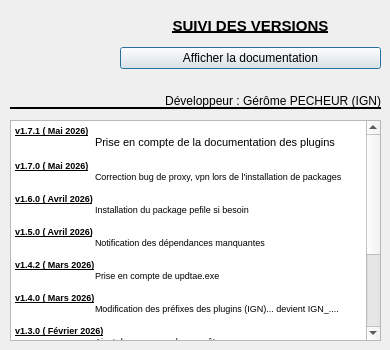
Above: aproposde.ui from IGNF/maitre-qgis-plugin before the change. Below: the same form after it.
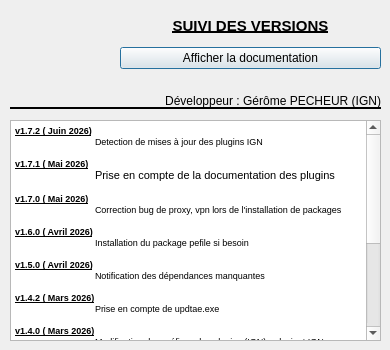
That is the form after the change. Icons and pictures are not drawn.

Commit message: modif readme et nouvelle version

```diff
--- a/aproposde.ui
+++ b/aproposde.ui
@@ -99,7 +99,10 @@
     <string>&lt;!DOCTYPE HTML PUBLIC &quot;-//W3C//DTD HTML 4.0//EN&quot; &quot;http://www.w3.org/TR/REC-html40/strict.dtd&quot;&gt;
 &lt;html&gt;&lt;head&gt;&lt;meta name=&quot;qrichtext&quot; content=&quot;1&quot; /&gt;&lt;style type=&quot;text/css&quot;&gt;
 p, li { white-space: pre-wrap; }
-&lt;/style&gt;&lt;/head&gt;&lt;body style=&quot; font-family:'MS Shell Dlg 2'; font-size:7.8pt; font-weight:400; font-style:normal;&quot;&gt;
+&lt;/style&gt;&lt;/head&gt;&lt;body style=&quot; font-family:'MS Shell Dlg 2'; font-size:8.25pt; font-weight:400; font-style:normal;&quot;&gt;
+&lt;p style=&quot; margin-top:0px; margin-bottom:0px; margin-left:0px; margin-right:0px; -qt-block-indent:0; text-indent:0px;&quot;&gt;&lt;span style=&quot; font-size:7pt; font-weight:600; text-decoration: underline;&quot;&gt;v1.7.2 ( Juin 2026)&lt;/span&gt;&lt;/p&gt;
+&lt;p style=&quot; margin-top:0px; margin-bottom:0px; margin-left:0px; margin-right:0px; -qt-block-indent:0; text-indent:0px;&quot;&gt;&lt;span style=&quot; font-size:7pt;&quot;&gt;	&lt;/span&gt;&lt;span style=&quot; font-family:'JetBrains Mono','monospace'; font-size:7pt; color:#000000;&quot;&gt;Detection de mises à jour des plugins IGN&lt;/span&gt;&lt;/p&gt;
+&lt;p style=&quot;-qt-paragraph-type:empty; margin-top:0px; margin-bottom:0px; margin-left:0px; margin-right:0px; -qt-block-indent:0; text-indent:0px; font-family:'JetBrains Mono','monospace'; font-size:7pt; color:#000000;&quot;&gt;&lt;br /&gt;&lt;/p&gt;
 &lt;p style=&quot; margin-top:0px; margin-bottom:0px; margin-left:0px; margin-right:0px; -qt-block-indent:0; text-indent:0px;&quot;&gt;&lt;span style=&quot; font-size:7pt; font-weight:600; text-decoration: underline;&quot;&gt;v1.7.1 ( Mai 2026)&lt;/span&gt;&lt;/p&gt;
 &lt;p style=&quot; margin-top:0px; margin-bottom:0px; margin-left:0px; margin-right:0px; -qt-block-indent:0; text-indent:0px;&quot;&gt;&lt;span style=&quot; font-size:7pt;&quot;&gt;	&lt;/span&gt;&lt;span style=&quot; font-size:8pt;&quot;&gt;Prise en compte de la documentation des plugins&lt;/span&gt;&lt;/p&gt;
 &lt;p style=&quot;-qt-paragraph-type:empty; margin-top:0px; margin-bottom:0px; margin-left:0px; margin-right:0px; -qt-block-indent:0; text-indent:0px; font-family:'JetBrains Mono','monospace'; font-size:7pt; color:#000000;&quot;&gt;&lt;br /&gt;&lt;/p&gt;
```
The commit also changes 2 other files.
